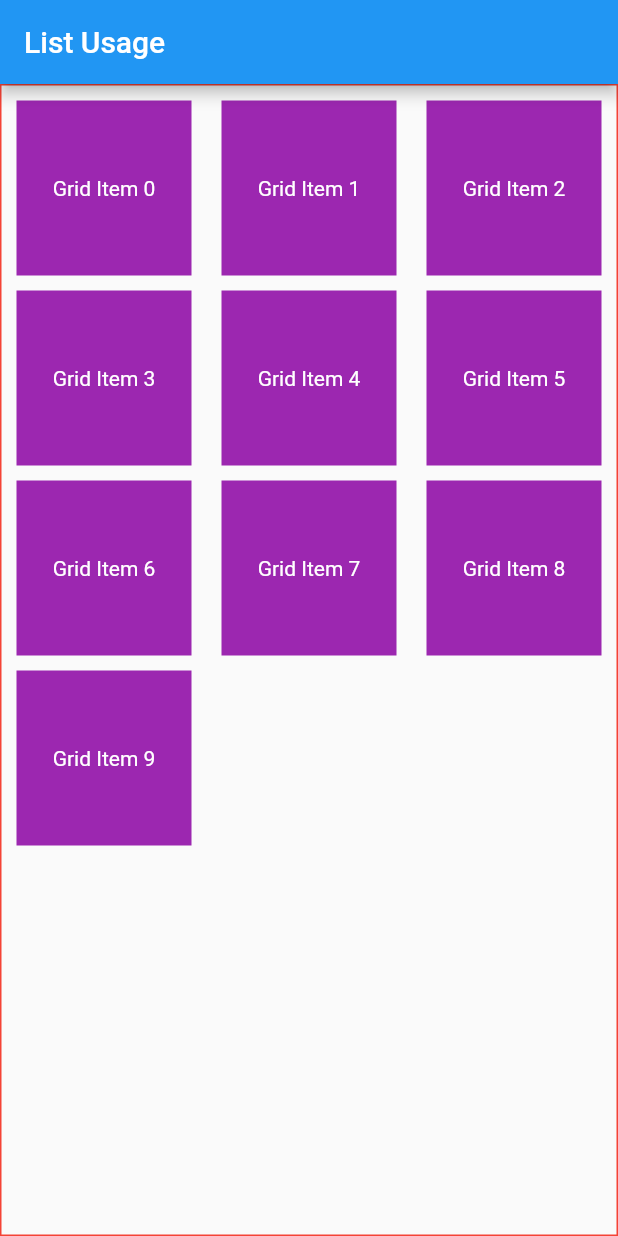
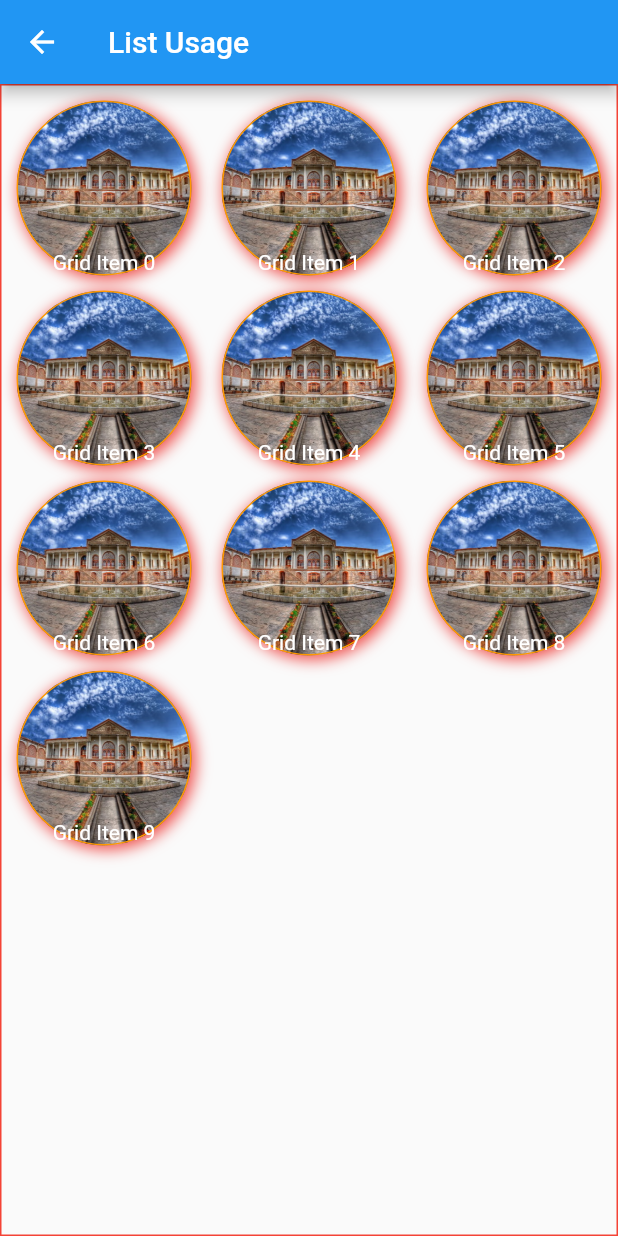
Before and after one commit to mohammadreza-jamali/flutterLearningFundementals, a Flutter app: the GridViewUsage screen opened directly, on a phone screen of 412 x 824 dp. Run offline on Flutter 3.47's test engine with Material 2 defaults, Android fonts, the phone set to English and light mode, and no system bars; our stand-ins replace flutter_easyloading.

Commit message:
feat:boxDecoration feat:slivers

```diff
--- a/lib/gridview_usage.dart
+++ b/lib/gridview_usage.dart
@@ -1,5 +1,4 @@
 import 'package:flutter/material.dart';
-
 
 class GridViewUsage extends StatefulWidget {
   const GridViewUsage({super.key});
@@ -13,7 +12,7 @@ class _GridViewUsageState extends State<GridViewUsage> {
   Widget build(BuildContext context) {
     return Scaffold(
         appBar: AppBar(
-        title:Text("List Usage"),
+          title: Text("List Usage"),
         ),
         body: showGridViewBuilder());
   }
@@ -111,6 +110,7 @@ class _GridViewUsageState extends State<GridViewUsage> {
       ],
     );
   }
+
   showGridViewExtent() {
     return GridView.extent(
       maxCrossAxisExtent: 400,
@@ -202,15 +202,15 @@ class _GridViewUsageState extends State<GridViewUsage> {
       ],
     );
   }
+
   //SliverGridDelegateWithFixedCrossAxisCount
   //SliverGridDelegateWithMaxCrossAxisExtent
   showGridViewBuilder() {
-    return  Container(
-      decoration: BoxDecoration(
-        border: Border.all(color: Colors.red)
-      ),
+    return Container(
+      decoration: BoxDecoration(border: Border.all(color: Colors.red)),
       child: GridView.builder(
-                gridDelegate: SliverGridDelegateWithFixedCrossAxisCount(crossAxisCount: 3,
+        gridDelegate: SliverGridDelegateWithFixedCrossAxisCount(
+          crossAxisCount: 3,
           crossAxisSpacing: 20,
           mainAxisSpacing: 10,
         ),
@@ -218,8 +218,30 @@ class _GridViewUsageState extends State<GridViewUsage> {
         padding: EdgeInsets.all(10),
         shrinkWrap: false,
         itemBuilder: (context, index) => Container(
+          decoration: BoxDecoration(
+            color: Colors.purple,
+            // gradient: LinearGradient(
+            //   colors: [Colors.green,Colors.blue,Colors.teal],
+            //   begin: Alignment.topLeft,
+            //   end: Alignment(1, 1),
+            //   stops: [0.2,0.5,1]
+            // ),
+             image: DecorationImage(image: AssetImage("assets/images/tabriz.jpg"),fit: BoxFit.fill),
+             border: Border.all(color: Colors.orange),
+            //  borderRadius: BorderRadius.circular(8),
+            boxShadow: [
+              BoxShadow(color: Colors.red.shade400,
+              blurRadius: 8,
+              spreadRadius: 1,
+              offset: Offset(2, 2))
+            ],
+            shape: BoxShape.circle
+
+          ),
           alignment: Alignment.center,
-                    color: Colors.purple,
+          // color: Colors.purple,
+          child: Align(
+            alignment: Alignment.bottomCenter,
             child: Text(
               "Grid Item $index",
               style: TextStyle(color: Colors.white),
@@ -227,6 +249,7 @@ class _GridViewUsageState extends State<GridViewUsage> {
             ),
           ),
         ),
+      ),
     );
   }
 }
--- a/lib/main.dart
+++ b/lib/main.dart
@@ -6,6 +6,7 @@ import 'package:flutter_application_1/image.dart';
 import 'package:flutter_application_1/list_usage.dart';
 import 'package:flutter_application_1/mycounter.dart';
 import 'package:flutter_application_1/popup_menu_usage.dart';
+import 'package:flutter_application_1/sliver_usage.dart';
 import 'package:flutter_easyloading/flutter_easyloading.dart';
 
 import 'gridview_usage.dart';
@@ -44,7 +45,7 @@ class MyWidget extends StatelessWidget {
 
           ))
           ),
-        home: GridViewUsage(),
+        home: SliversUsage(),
         builder: EasyLoading.init(),
     );
   }
```
Also changed, not shown: lib/sliver_usage.dart (added, +32 -0 lines). Lines whose indentation alone changed are shown as unchanged.
